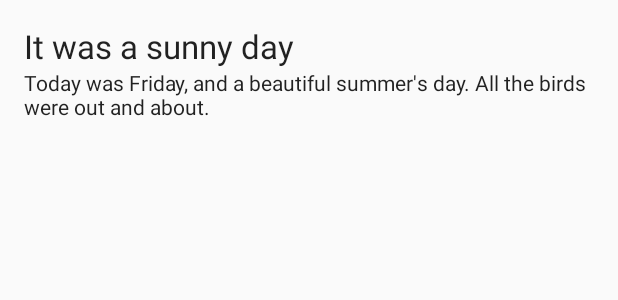
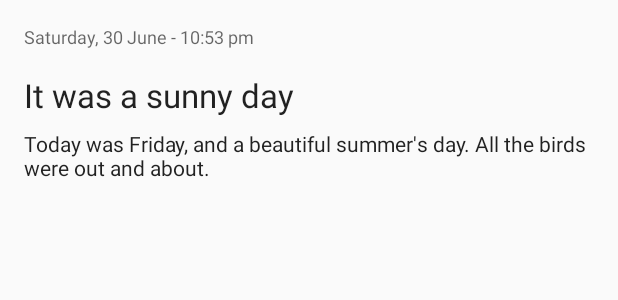
Before and after one commit to mobiRic/alc_journal, an Android app: the layout journal_list_content.xml on its own in the app's theme, with its tools: preview values and no code run, on a phone screen of 412 x 824 dp. Shown: the top 300 px of the screen. Run offline under Robolectric (Android 15) with nearby library versions, the phone set to English and light mode, and no system bars.

Commit message:
Add date to list items

```diff
--- a/app/src/main/java/mobi/glowworm/journal/ui/list/JournalListActivity.java
+++ b/app/src/main/java/mobi/glowworm/journal/ui/list/JournalListActivity.java
@@ -27,6 +27,7 @@ import mobi.glowworm.journal.R;
 import mobi.glowworm.journal.data.model.JournalEntry;
 import mobi.glowworm.journal.ui.ABaseActivity;
 import mobi.glowworm.journal.ui.details.DetailActivity;
+import mobi.glowworm.journal.utils.DateTime;
 import mobi.glowworm.lib.ui.AboutPage;
 import mobi.glowworm.lib.ui.widget.EmptyLoadingRecyclerView;
 
@@ -111,7 +112,9 @@ public class JournalListActivity extends ABaseActivity
         liveJournals.observe(this, new Observer<List<JournalEntry>>() {
             @Override
             public void onChanged(@Nullable List<JournalEntry> journals) {
-                recyclerView.swapAdapter(new JournalAdapter(journals, JournalListActivity.this), false);
+                recyclerView.swapAdapter(
+                        new JournalAdapter(journals, JournalListActivity.this, DateTime.getFormatDateTime(JournalListActivity.this)),
+                        false);
                 recyclerView.setLoading(false);
             }
         });
--- a/app/src/main/res/layout/journal_list_content.xml
+++ b/app/src/main/res/layout/journal_list_content.xml
@@ -10,10 +10,19 @@
     android:paddingTop="@dimen/activity_vertical_margin">
 
     <TextView
+        android:id="@+id/tv_journal_date"
+        style="@style/TextAppearance.AppCompat.Caption"
+        android:layout_width="wrap_content"
+        android:layout_height="wrap_content"
+        tools:text="Saturday, 30 June - 10:53 pm"/>
+
+    <TextView
         android:id="@+id/tv_journal_title"
         style="@style/TextAppearance.AppCompat.Large"
         android:layout_width="match_parent"
         android:layout_height="wrap_content"
+        android:layout_marginBottom="@dimen/m8"
+        android:layout_marginTop="@dimen/m16"
         android:ellipsize="end"
         android:maxLines="1"
         tools:text="It was a sunny day"/>
@@ -27,4 +36,5 @@
         android:maxLines="2"
         tools:text="Today was Friday, and a beautiful summer's day. All the birds were out and about."/>
 
+
 </LinearLayout>
--- a/app/src/main/res/values/strings.xml
+++ b/app/src/main/res/values/strings.xml
@@ -40,5 +40,6 @@
     <!--Format Strings-->
     <string name="format_day_date">EEEE, dd MMMM</string>
     <string name="format_time">hh:mm a</string>
+    <string name="format_day_date_time">EEEE, dd MMMM - hh:mm a</string>
 
 </resources>
--- a/gradle.properties
+++ b/gradle.properties
@@ -1,16 +1,12 @@
 # Project-wide Gradle settings.
-
 # IDE (e.g. Android Studio) users:
 # Gradle settings configured through the IDE *will override*
 # any settings specified in this file.
-
 # For more details on how to configure your build environment visit
 # http://www.gradle.org/docs/current/userguide/build_environment.html
-
 # Specifies the JVM arguments used for the daemon process.
 # The setting is particularly useful for tweaking memory settings.
-org.gradle.jvmargs=-Xmx4096m
-
+org.gradle.jvmargs=-Xmx4g
 # When configured, Gradle will run in incubating parallel mode.
 # This option should only be used with decoupled projects. More details, visit
 # http://www.gradle.org/docs/current/userguide/multi_project_builds.html#sec:decoupled_projects
```
Also changed, not shown: app/src/main/java/mobi/glowworm/journal/ui/list/JournalAdapter.java (+8 -1 lines), app/src/main/java/mobi/glowworm/journal/utils/DateTime.java (+10 -0 lines).
